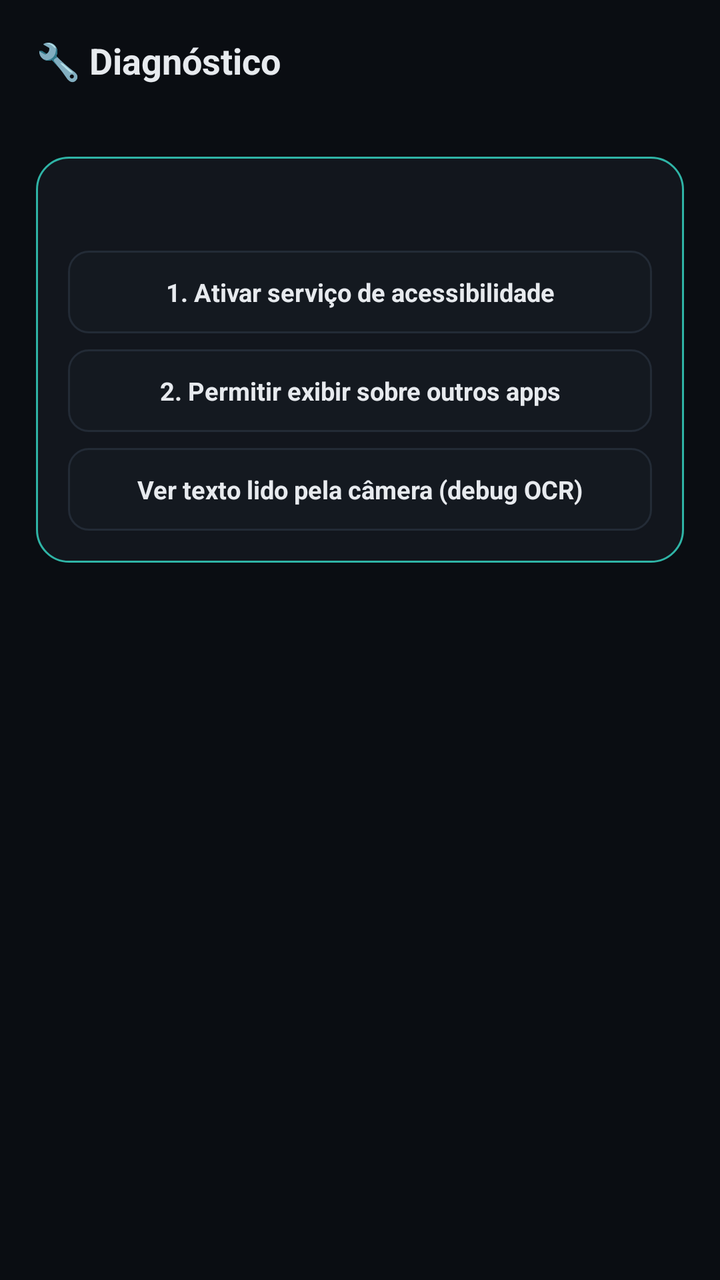
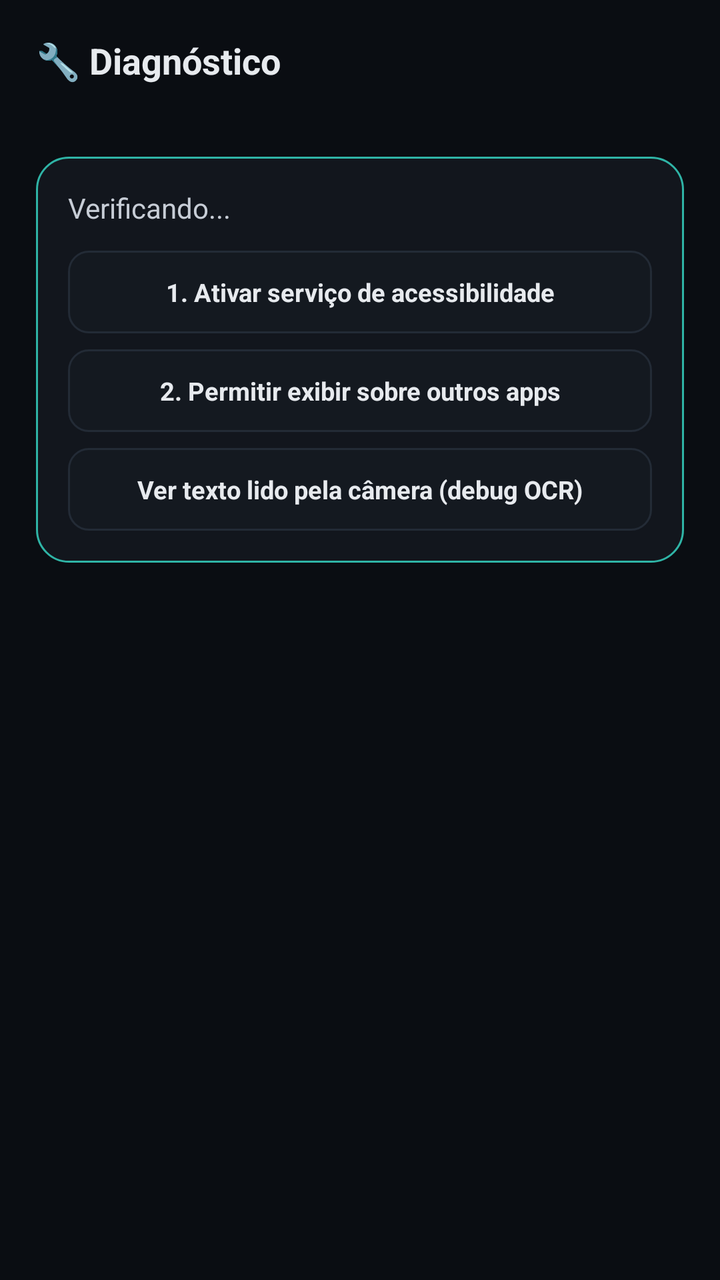

Two renders of the same Android screen: before a commit and after it. Below are the layout's source before the change and the commit's diff.
<!-- AndroidManifest.xml: application theme Theme.MaterialComponents.DayNight.NoActionBar -->
<!-- res/layout/activity_diagnostico.xml -->
<?xml version="1.0" encoding="utf-8"?>
<ScrollView xmlns:android="http://schemas.android.com/apk/res/android"
    android:layout_width="match_parent"
    android:layout_height="match_parent"
    android:background="#0A0D12">

    <LinearLayout
        android:layout_width="match_parent"
        android:layout_height="wrap_content"
        android:orientation="vertical">

        <LinearLayout
            android:layout_width="match_parent"
            android:layout_height="wrap_content"
            android:orientation="vertical"
            android:padding="18dp"
            android:paddingBottom="10dp">

            <TextView
                android:layout_width="wrap_content"
                android:layout_height="wrap_content"
                android:text="🔧 Diagnóstico"
                android:textColor="#E7EAEE"
                android:textSize="18sp"
                android:textStyle="bold" />
        </LinearLayout>

        <LinearLayout
            android:layout_width="match_parent"
            android:layout_height="wrap_content"
            android:orientation="vertical"
            android:padding="18dp"
            android:paddingTop="0dp">

            <LinearLayout
                android:layout_width="match_parent"
                android:layout_height="wrap_content"
                android:orientation="vertical"
                android:background="@drawable/bg_card_dark"
                android:padding="16dp">

                <TextView
                    android:id="@+id/txtStatus"
                    android:layout_width="match_parent"
                    android:layout_height="wrap_content"
                    android:textColor="#C7CDD6"
                    android:layout_marginBottom="12dp" />

                <TextView
                    android:id="@+id/btnAtivarAcessibilidade"
                    android:layout_width="match_parent"
                    android:layout_height="wrap_content"
                    android:background="@drawable/bg_input_verde"
                    android:padding="12dp"
                    android:gravity="center"
                    android:text="1. Ativar serviço de acessibilidade"
                    android:textColor="#E7EAEE"
                    android:textSize="12.5sp"
                    android:textStyle="bold"
                    android:layout_marginBottom="8dp"
                    android:clickable="true"
                    android:focusable="true" />

                <TextView
                    android:id="@+id/btnPermitirOverlay"
                    android:layout_width="match_parent"
                    android:layout_height="wrap_content"
                    android:background="@drawable/bg_input_verde"
                    android:padding="12dp"
                    android:gravity="center"
                    android:text="2. Permitir exibir sobre outros apps"
                    android:textColor="#E7EAEE"
                    android:textSize="12.5sp"
                    android:textStyle="bold"
                    android:layout_marginBottom="8dp"
                    android:clickable="true"
                    android:focusable="true" />

                <TextView
                    android:id="@+id/btnVerDebugOcr"
                    android:layout_width="match_parent"
                    android:layout_height="wrap_content"
                    android:background="@drawable/bg_input_verde"
                    android:padding="12dp"
                    android:gravity="center"
                    android:text="Ver texto lido pela câmera (debug OCR)"
                    android:textColor="#E7EAEE"
                    android:textSize="12.5sp"
                    android:textStyle="bold"
                    android:clickable="true"
                    android:focusable="true" />
            </LinearLayout>

        </LinearLayout>
    </LinearLayout>
</ScrollView>
<!-- resources referenced by this layout -->
<resources>
  <!-- drawable bg_card_dark (drawable) -->
  <?xml version="1.0" encoding="utf-8"?>
  <shape xmlns:android="http://schemas.android.com/android/res/android" android:shape="rectangle">
      <solid android:color="#12161D" />
      <stroke android:width="1dp" android:color="#2FB4A6" />
      <corners android:radius="16dp" />
  </shape>
  <!-- drawable bg_input_verde (drawable) -->
  <?xml version="1.0" encoding="utf-8"?>
  <shape xmlns:android="http://schemas.android.com/apk/res/android" android:shape="rectangle">
      <solid android:color="#141920" />
      <stroke android:width="1dp" android:color="#232B36" />
      <corners android:radius="10dp" />
  </shape>
</resources>

<!-- the commit's change to res/layout/activity_diagnostico.xml (unified diff, before → after) -->
@@ -43,6 +43,7 @@
                     android:id="@+id/txtStatus"
                     android:layout_width="match_parent"
                     android:layout_height="wrap_content"
+                    android:text="Verificando..."
                     android:textColor="#C7CDD6"
                     android:layout_marginBottom="12dp" />
 
